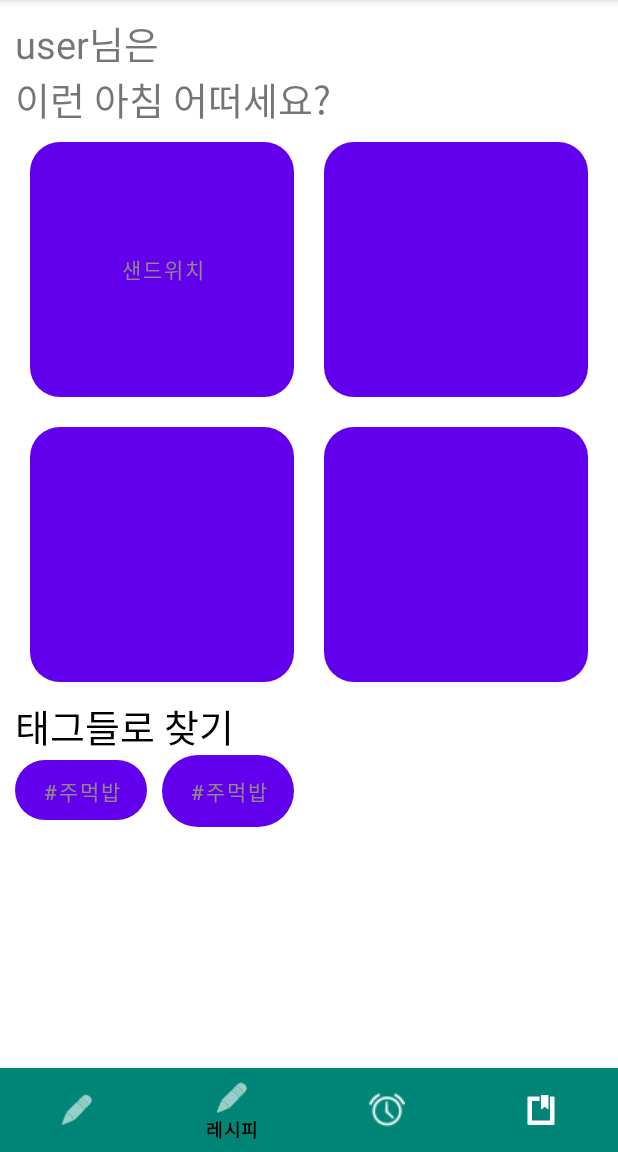
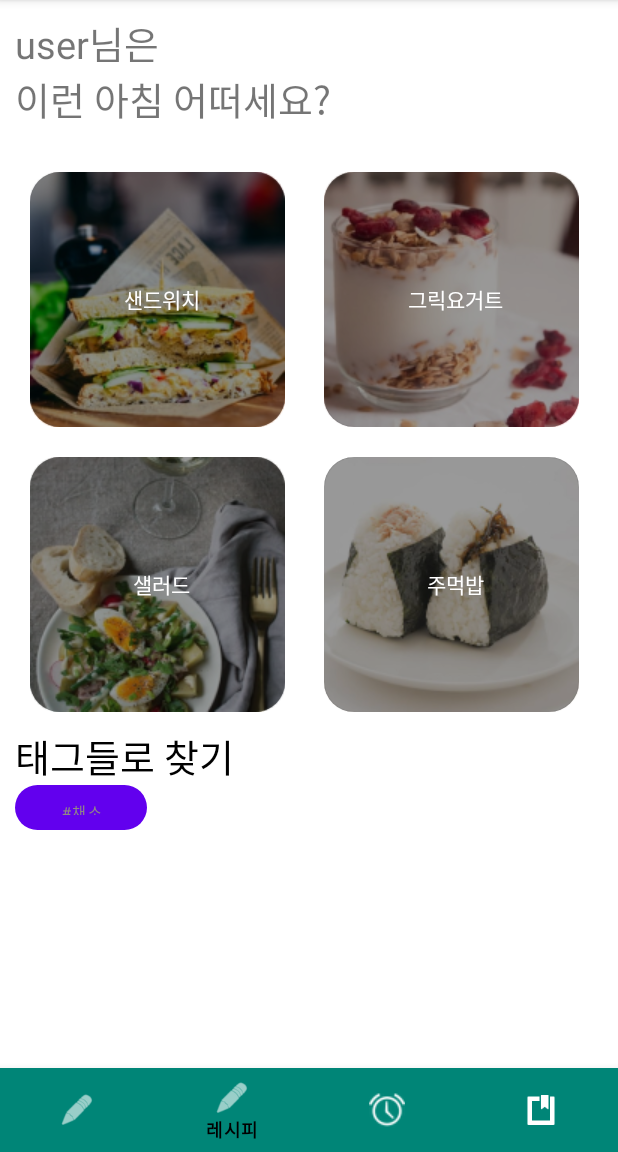
Before and after one commit to 55soup/BreakfastForce, an Android app: the screen it shows after launch (MainActivity), item 2 of the bottom bar chosen, on a phone screen of 412 x 824 dp, the part 84-1236 px from its top. Run offline under Robolectric (Android 15) with nearby library versions, the phone set to English and light mode, and no system bars.

Commit message:
레시피페이지 버튼 구현

```diff
--- a/app/src/main/AndroidManifest.xml
+++ b/app/src/main/AndroidManifest.xml
@@ -9,6 +9,9 @@
         android:roundIcon="@mipmap/ic_launcher_round"
         android:supportsRtl="true"
         android:theme="@style/Theme.BreakfastForce">
+        <activity
+            android:name=".LoginActivity"
+            android:exported="false" />
         <activity
             android:name=".diagnosis"
             android:exported="false" />
--- a/app/src/main/res/layout/activity_fragment2.xml
+++ b/app/src/main/res/layout/activity_fragment2.xml
@@ -11,35 +11,102 @@
         android:layout_width="match_parent"
         android:layout_height="wrap_content"
         android:text="user님은\n이런 아침 어떠세요?"
-        android:textSize="25sp" />
+        android:textSize="25sp"
+        android:layout_marginBottom="20dp"/>
     <TableLayout
         android:layout_width="match_parent"
         android:layout_height="wrap_content">
         <TableRow>
-            <Button
-                android:src="@drawable/fruit"
+            <FrameLayout
+                android:layout_weight="1">
+                <ImageButton
+                    android:layout_width="wrap_content"
+                    android:layout_height="170dp"
+                    android:src="@drawable/sandwich"
                     android:background="@drawable/rect"
+                    android:backgroundTint="#4D000000"
+                    android:layout_margin="10dp"  />
+                <ImageButton
+                    android:layout_width="170dp"
                     android:layout_height="170dp"
-                android:layout_weight="1"
                     android:layout_margin="10dp"
-                android:text="샌드위치"/>
-            <Button
                     android:background="@drawable/rect"
+                    android:backgroundTint="#66000000"/>
+                <TextView
+                    android:layout_width="wrap_content"
+                    android:layout_height="wrap_content"
+                    android:layout_gravity="center"
+                    android:text="샌드위치"
+                    android:textColor="#FFFFFF"/>
+            </FrameLayout>
+            <FrameLayout
+                android:layout_weight="1">
+                <ImageButton
+                    android:layout_width="wrap_content"
                     android:layout_height="170dp"
-                android:layout_weight="1"
-                android:layout_margin="10dp"/>
+                    android:src="@drawable/yogurt_bowl"
+                    android:background="@drawable/rect"
+                    android:backgroundTint="#4D000000"
+                    android:layout_margin="10dp"  />
+                <ImageButton
+                    android:layout_width="170dp"
+                    android:layout_height="170dp"
+                    android:layout_margin="10dp"
+                    android:background="@drawable/rect"
+                    android:backgroundTint="#66000000"/>
+                <TextView
+                    android:layout_width="wrap_content"
+                    android:layout_height="wrap_content"
+                    android:layout_gravity="center"
+                    android:text="그릭요거트"
+                    android:textColor="#FFFFFF"/>
+            </FrameLayout>
         </TableRow>
         <TableRow>
-            <Button
+            <FrameLayout
+                android:layout_weight="1">
+                <ImageButton
+                    android:layout_width="wrap_content"
+                    android:layout_height="170dp"
+                    android:src="@drawable/salad"
                     android:background="@drawable/rect"
+                    android:backgroundTint="#4D000000"
+                    android:layout_margin="10dp"  />
+                <ImageButton
+                    android:layout_width="170dp"
                     android:layout_height="170dp"
-                android:layout_weight="1"
-                android:layout_margin="10dp"/>
-            <Button
+                    android:layout_margin="10dp"
                     android:background="@drawable/rect"
+                    android:backgroundTint="#66000000"/>
+                <TextView
+                    android:layout_width="wrap_content"
+                    android:layout_height="wrap_content"
+                    android:layout_gravity="center"
+                    android:text="샐러드"
+                    android:textColor="#FFFFFF"/>
+            </FrameLayout>
+            <FrameLayout
+                android:layout_weight="1">
+                <ImageButton
+                    android:layout_width="wrap_content"
                     android:layout_height="170dp"
-                android:layout_weight="1"
-                android:layout_margin="10dp"/>
+                    android:src="@drawable/rice_bowl"
+                    android:background="@drawable/rect"
+                    android:backgroundTint="#4D000000"
+                    android:layout_margin="10dp"  />
+                <ImageButton
+                    android:layout_width="170dp"
+                    android:layout_height="170dp"
+                    android:layout_margin="10dp"
+                    android:background="@drawable/rect"
+                    android:backgroundTint="#66000000"/>
+                <TextView
+                    android:layout_width="wrap_content"
+                    android:layout_height="wrap_content"
+                    android:layout_gravity="center"
+                    android:text="주먹밥"
+                    android:textColor="#FFFFFF"/>
+            </FrameLayout>
         </TableRow>
     </TableLayout>
 
@@ -54,15 +121,10 @@
         android:layout_height="wrap_content">
         <TableRow>
             <Button
+                android:text="#채소"
+                android:textSize="10dp"
                 android:background="@drawable/round_btn"
-                android:layout_height="40dp"
-                android:text="#주먹밥" />
-            <Button
-                android:background="@drawable/round_btn"
-                android:layout_marginLeft="10dp"
-                android:text="#주먹밥" />
-
-
+                android:layout_height="30dp" />
         </TableRow>
     </TableLayout>
 
--- a/app/src/main/res/layout/activity_fragment3.xml
+++ b/app/src/main/res/layout/activity_fragment3.xml
@@ -4,7 +4,6 @@
     android:layout_width="match_parent"
     android:layout_height="match_parent"
     android:orientation="vertical"
-    android:background="@android:color/holo_orange_light"
     android:layout_margin="20dp"
     tools:context=".Fragment2">
 
```
Also changed, not shown: app/src/main/java/com/example/breakfastforce/LoginActivity.java (added, +14 -0 lines), app/src/main/res/layout/activity_login.xml (added, +40 -0 lines), app/src/main/res/drawable/rice_bowl.png (added), app/src/main/res/drawable/salad.png (added), app/src/main/res/drawable/sandwich.png (added), app/src/main/res/drawable/yogurt_bowl.png (added), 1 other file. Lines whose indentation alone changed are shown as unchanged.
